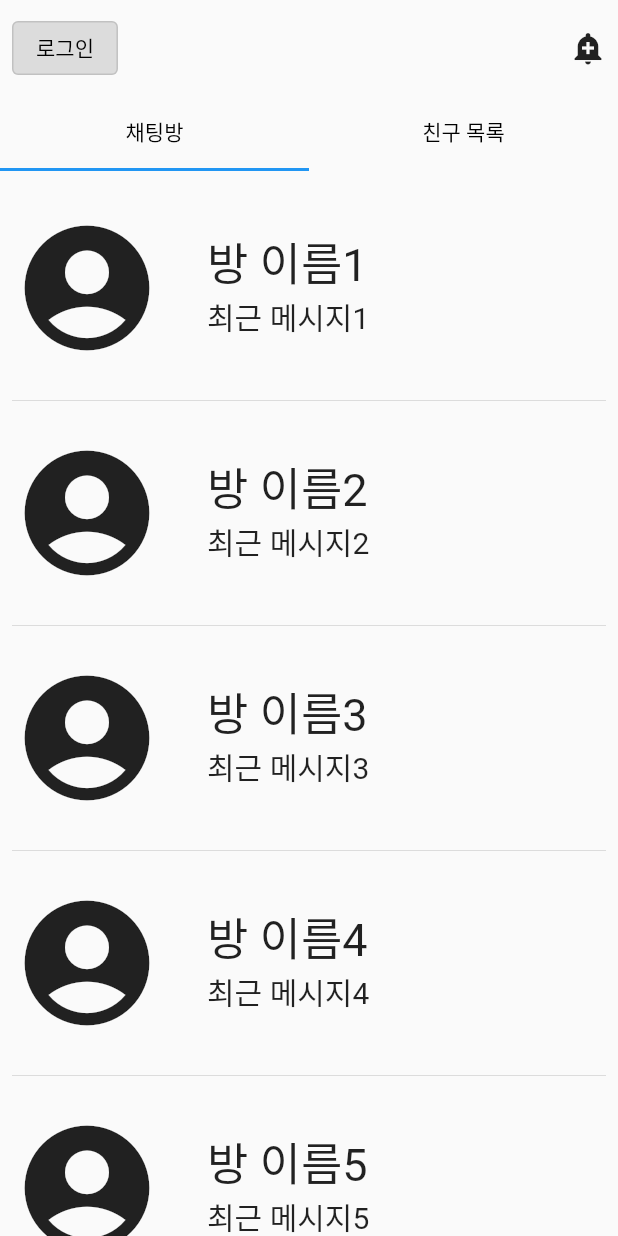
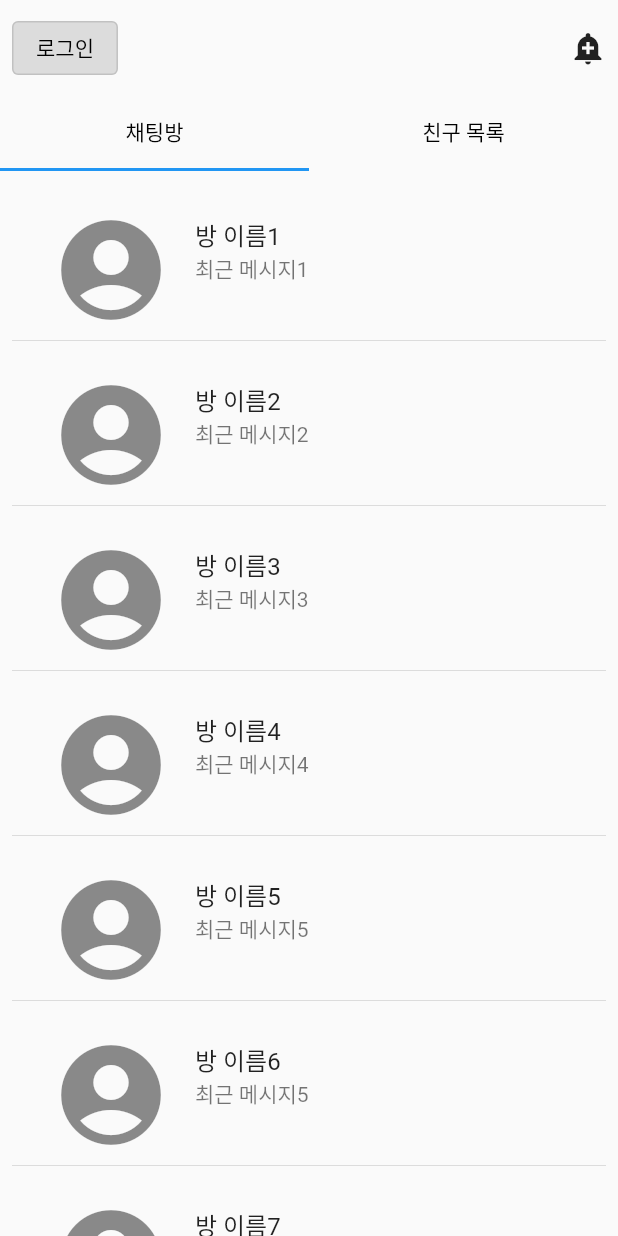
Before and after one commit to c0c0pang/MOVI, a Flutter app: the screen it shows after launch, on a phone screen of 412 x 824 dp. Run offline on Flutter 3.47's test engine with Material 2 defaults, Android fonts, the phone set to English and light mode, and no system bars; our stand-ins replace cloud_firestore, firebase_core, get, pull_to_refresh; accounts and stored records are empty.

Commit message:
채팅,친구 리스트 클릭 기능 구현

```diff
--- a/lib/chatting/ChattingRoom.dart
+++ b/lib/chatting/ChattingRoom.dart
@@ -1,7 +1,7 @@
 import 'package:flutter/material.dart';
 import 'package:moviproject/models/ChattingRoomModel.dart';
 import 'package:cloud_firestore/cloud_firestore.dart';
-
+import './ChatPage.dart';
 class ChattingRoom extends StatefulWidget {
   const ChattingRoom({Key? key}) : super(key: key);
 
@@ -15,55 +15,64 @@ class ChattingRoomView extends State<ChattingRoom> {
         roomTitle: "방 이름1",
         recentMessage: "최근 메시지1",
         icons: Icons.account_circle,
-        timestamp: Timestamp(1, 1)
+        timestamp: Timestamp(1, 1),
+        content: <String>["a","b","c"],
     ),
     ChattingRoomModel(
         roomTitle: "방 이름2",
         recentMessage: "최근 메시지2",
         icons: Icons.account_circle,
-        timestamp: Timestamp(2, 2)
+        timestamp: Timestamp(2, 2),
+      content: <String>["a","b","c"],
     ),
     ChattingRoomModel(
         roomTitle: "방 이름3",
         recentMessage: "최근 메시지3",
         icons: Icons.account_circle,
-        timestamp: Timestamp(3, 3)
+        timestamp: Timestamp(3, 3),
+      content: <String>["a","b","c"],
     ),
     ChattingRoomModel(
         roomTitle: "방 이름4",
         recentMessage: "최근 메시지4",
         icons: Icons.account_circle,
-        timestamp: Timestamp(4, 4)
+        timestamp: Timestamp(4, 4),
+      content: <String>["a","b","c"],
     ),
     ChattingRoomModel(
         roomTitle: "방 이름5",
         recentMessage: "최근 메시지5",
         icons: Icons.account_circle,
-        timestamp: Timestamp(5, 5)
+        timestamp: Timestamp(5, 5),
+      content: <String>["a","b","c"],
     ),
     ChattingRoomModel(
         roomTitle: "방 이름6",
         recentMessage: "최근 메시지5",
         icons: Icons.account_circle,
-        timestamp: Timestamp(5, 5)
+        timestamp: Timestamp(5, 5),
+      content: <String>["a","b","c"],
     ),
     ChattingRoomModel(
         roomTitle: "방 이름7",
         recentMessage: "최근 메시지5",
         icons: Icons.account_circle,
-        timestamp: Timestamp(5, 5)
+        timestamp: Timestamp(5, 5),
+      content: <String>["a","b","c"],
     ),
     ChattingRoomModel(
         roomTitle: "방 이름8",
         recentMessage: "최근 메시지5",
         icons: Icons.account_circle,
-        timestamp: Timestamp(5, 5)
+        timestamp: Timestamp(5, 5),
+      content: <String>["a","b","c"],
     ),
     ChattingRoomModel(
         roomTitle: "방 이름9",
         recentMessage: "최근 메시지5",
         icons: Icons.account_circle,
-        timestamp: Timestamp(5, 5)
+        timestamp: Timestamp(5, 5),
+      content: <String>["a","b","c"],
     ),
   ];
 
@@ -75,25 +84,25 @@ class ChattingRoomView extends State<ChattingRoom> {
       itemBuilder: (context, int index) {
         return Row(
             children: [
-              Icon(
-                data[index].icons,
-                size: 100,
-              ),
               Expanded(
                   child: Container(
-                    height: 140,
-                    padding: EdgeInsets.all(30),
-                    child: Column(
-                      crossAxisAlignment: CrossAxisAlignment.start,
-                      children: [
-                        Text(data[index].roomTitle,
-                          style: TextStyle(fontSize: 30),
-                        ),
-                        Text(data[index].recentMessage,
-                          style: TextStyle(fontSize: 20),
-                        )
-                      ],
-                    ),
+                    height: 100,
+                    padding: EdgeInsets.all(10),
+                    child: ListTile(
+                      title: Container(
+                        child: Text(data[index].roomTitle)
+                      ),
+                      subtitle: Container(
+                        child: Text(data[index].recentMessage),
+                      ),
+                      leading: Icon(data[index].icons,size: 80),
+                      onTap:(){
+                        Navigator.push(
+                            context,
+                            MaterialPageRoute(builder: (context)=>ChatPage(data:data[index])),
+                        );
+                    }
+                    )
                   )
               )
             ]
--- a/lib/models/ChattingRoomModel.dart
+++ b/lib/models/ChattingRoomModel.dart
@@ -7,6 +7,7 @@ class ChattingRoomModel {
   final String recentMessage;
   final IconData? icons;
   final Timestamp? timestamp;
+  final List<String> content;
 
 
   ChattingRoomModel({
@@ -15,6 +16,7 @@ class ChattingRoomModel {
     this.recentMessage='',
     this.icons,
     this.timestamp,
+    required this.content,
   });
 
 
```
Also changed, not shown: lib/chatting/ChatPage.dart (added, +24 -0 lines), lib/chatting/FriendList.dart (+14 -14 lines).
